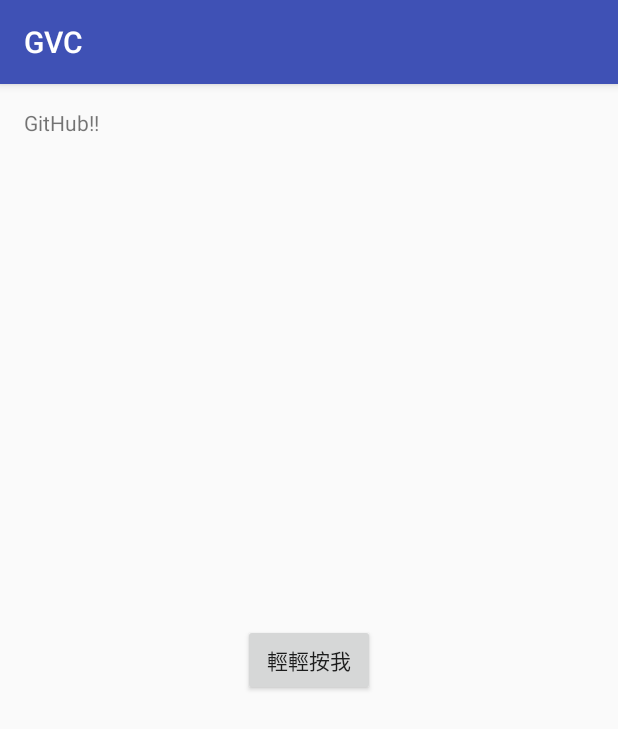
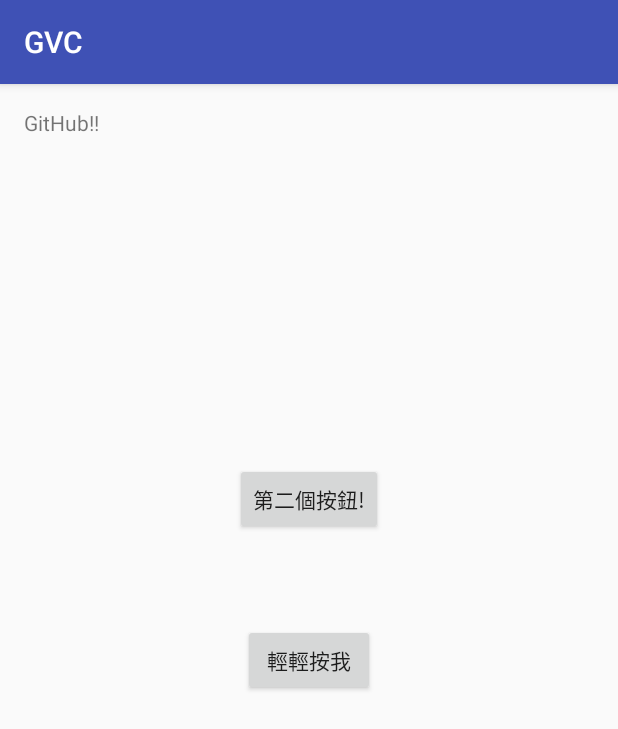
Before and after one commit to java7sparrow7development/SE-GitB-Project, an Android app: the screen it shows after launch (MainActivity), on a phone screen of 412 x 824 dp. Shown: the top 729 px of the screen. Run offline under Robolectric (Android 15) with nearby library versions, the phone set to English and light mode, and no system bars.

Commit message:
新增了第二個按鈕

```diff
--- a/app/src/main/res/layout/activity_main.xml
+++ b/app/src/main/res/layout/activity_main.xml
@@ -22,4 +22,13 @@
         android:layout_centerVertical="true"
         android:layout_centerHorizontal="true"
         android:id="@+id/button" />
+
+    <Button
+        android:text="第二個按鈕!"
+        android:layout_width="wrap_content"
+        android:layout_height="wrap_content"
+        android:layout_marginBottom="59dp"
+        android:id="@+id/button2"
+        android:layout_above="@+id/button"
+        android:layout_centerHorizontal="true" />
 </RelativeLayout>
```
